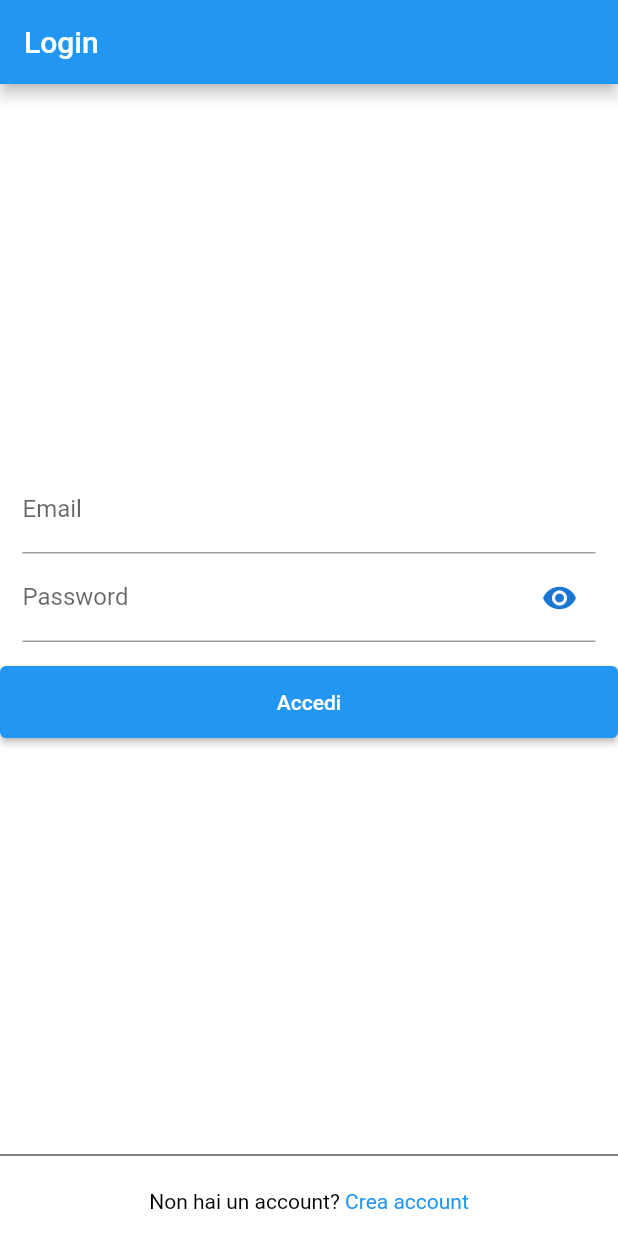
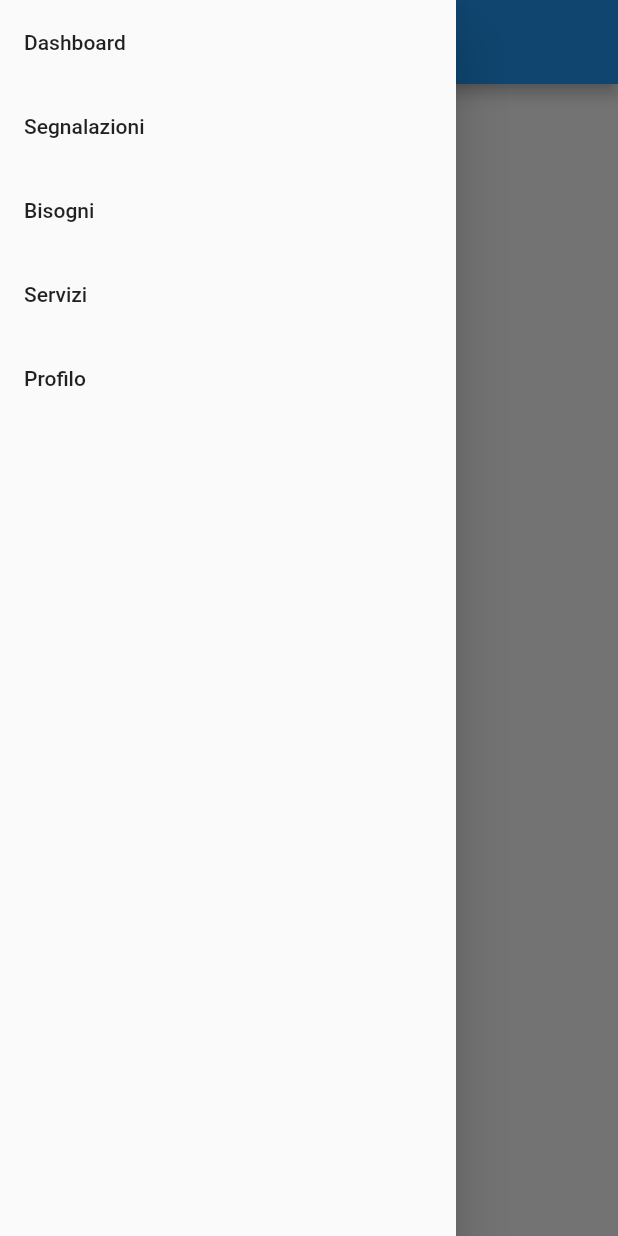
Before and after one commit to SartoriS886809/IngegneriaDelSoftware_2022-2023, a Flutter app: the screen it shows after launch, with the side drawer open (before the commit the screen has no drawer), on a phone screen of 412 x 824 dp. Run offline on Flutter 3.47's test engine with Material 2 defaults, Android fonts, the phone set to English and light mode, and no system bars; our stand-ins replace dropdown_search.

Commit message:
collaborator:@SartoriS886809 Aggiunta pagina core con drawer funzionante

```diff
--- /dev/null
+++ b/app_android/friendly_neighborhood/lib/core/core.dart
@@ -0,0 +1,71 @@
+import 'package:flutter/material.dart';
+import 'package:friendly_neighborhood/core/dashboard/dashboard.dart';
+import 'package:friendly_neighborhood/core/drawer_template.dart';
+
+class Core extends StatefulWidget {
+  const Core({super.key});
+
+  @override
+  State<Core> createState() => _CoreState();
+}
+
+class _CoreState extends State<Core> {
+  late String _currentPage;
+  late ConstructDrawer _drawer;
+  final List<String> _routes = [
+    "Dashboard",
+    "Segnalazioni",
+    "Bisogni",
+    "Servizi",
+    "Profilo"
+  ];
+  late Widget _openPage;
+
+  @override
+  void initState() {
+    super.initState();
+    _currentPage = _routes[0];
+    _drawer = ConstructDrawer(_routes, _currentPage);
+    _openPage = const DashBoard();
+  }
+
+  //Genera la pagina da cambiare
+  Widget getBodyPage() {
+    switch (_drawer.currentRoute) {
+      case "Dashboard":
+        return const DashBoard();
+      case "Segnalazioni":
+        return const Text("TODO");
+      case "Bisogni":
+        return const Text("TODO");
+      case "Servizi":
+        return const Text("TODO");
+      case "Profilo":
+        return const Text("TODO");
+      default:
+        return const Text("Errore");
+    }
+  }
+
+  @override
+  Widget build(BuildContext context) {
+    return Scaffold(
+      appBar: AppBar(
+        title: Text(_currentPage),
+      ),
+      drawer: _drawer,
+      onDrawerChanged: (isOpened) {
+        if (!isOpened) {
+          if (_currentPage != _drawer.currentRoute) {
+            //Se la pagina è cambiata allora aggiorno la schermata
+            setState(() {
+              _currentPage = _drawer.currentRoute;
+              _openPage = getBodyPage();
+            });
+          }
+        }
+      },
+      body: _openPage,
+    );
+  }
+}
--- a/app_android/friendly_neighborhood/lib/dashboard/dashboard.dart
+++ b/app_android/friendly_neighborhood/lib/core/dashboard/dashboard.dart
@@ -1,6 +1,4 @@
 import 'package:flutter/material.dart';
-import 'package:flutter/src/widgets/container.dart';
-import 'package:flutter/src/widgets/framework.dart';
 
 class DashBoard extends StatelessWidget {
   const DashBoard({super.key});
--- /dev/null
+++ b/app_android/friendly_neighborhood/lib/core/drawer_template.dart
@@ -0,0 +1,31 @@
+import 'package:flutter/material.dart';
+
+// ignore: must_be_immutable
+class ConstructDrawer extends StatelessWidget {
+  late List<String> _routes;
+  late String _currentRoute;
+  ConstructDrawer(List<String> routes, String defaultRoute, {super.key}) {
+    _routes = routes;
+    _currentRoute = defaultRoute;
+  }
+
+  String get currentRoute => _currentRoute;
+
+  @override
+  Widget build(BuildContext context) {
+    return Drawer(
+        child: ListView.builder(
+      itemCount: _routes.length,
+      itemBuilder: (context, index) {
+        final value = _routes.elementAt(index);
+        return ListTile(
+          title: Text(value),
+          onTap: () {
+            _currentRoute = value;
+            Navigator.pop(context);
+          },
+        );
+      },
+    ));
+  }
+}
--- a/app_android/friendly_neighborhood/lib/main.dart
+++ b/app_android/friendly_neighborhood/lib/main.dart
@@ -2,6 +2,7 @@ import 'package:flutter/material.dart';
 import 'package:flutter/services.dart';
 import 'package:friendly_neighborhood/First_Page/login_screen.dart';
 import 'package:flutter_localizations/flutter_localizations.dart';
+import 'package:friendly_neighborhood/core/core.dart';
 
 void main() {
   runApp(const MyApp());
@@ -36,7 +37,7 @@ class MyApp extends StatelessWidget {
         // is not restarted.
         primarySwatch: Colors.blue,
       ),
-      home: const LoginScreen(),
+      home: const Core(),
     );
   }
 }
```
